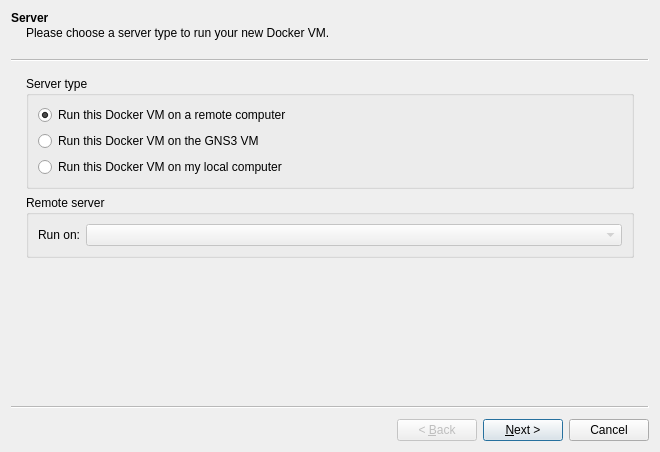
The window that gns3/modules/docker/ui/docker_vm_wizard.ui (GNS3/gns3-gui) describes before a commit, drawn with Qt 5.
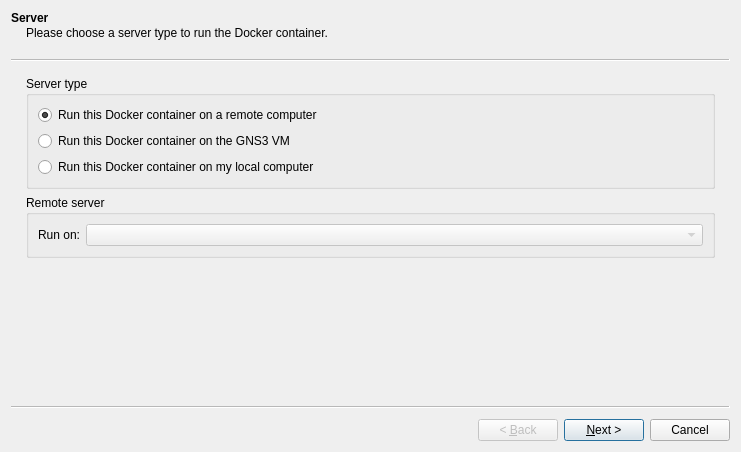
The same window after the commit.

The edit to the form file:
```diff
--- a/gns3/modules/docker/ui/docker_vm_wizard.ui
+++ b/gns3/modules/docker/ui/docker_vm_wizard.ui
@@ -6,7 +6,7 @@
    <rect>
     <x>0</x>
     <y>0</y>
-    <width>660</width>
+    <width>741</width>
     <height>452</height>
    </rect>
   </property>
@@ -21,7 +21,7 @@
     <string>Server</string>
    </property>
    <property name="subTitle">
-    <string>Please choose a server type to run your new Docker VM.</string>
+    <string>Please choose a server type to run the Docker container.</string>
    </property>
    <layout class="QVBoxLayout" name="verticalLayout">
     <item>
@@ -33,7 +33,7 @@
        <item>
         <widget class="QRadioButton" name="uiRemoteRadioButton">
          <property name="text">
-          <string>Run this Docker VM on a remote computer</string>
+          <string>Run this Docker container on a remote computer</string>
          </property>
          <property name="checked">
           <bool>true</bool>
@@ -43,14 +43,14 @@
        <item>
         <widget class="QRadioButton" name="uiVMRadioButton">
          <property name="text">
-          <string>Run this Docker VM on the GNS3 VM</string>
+          <string>Run this Docker container on the GNS3 VM</string>
          </property>
         </widget>
        </item>
        <item>
         <widget class="QRadioButton" name="uiLocalRadioButton">
          <property name="text">
-          <string>Run this Docker VM on my local computer</string>
+          <string>Run this Docker container on my local computer</string>
          </property>
         </widget>
        </item>
```
Left out of the diff: 2 changed lines with no effect on the pictures.
